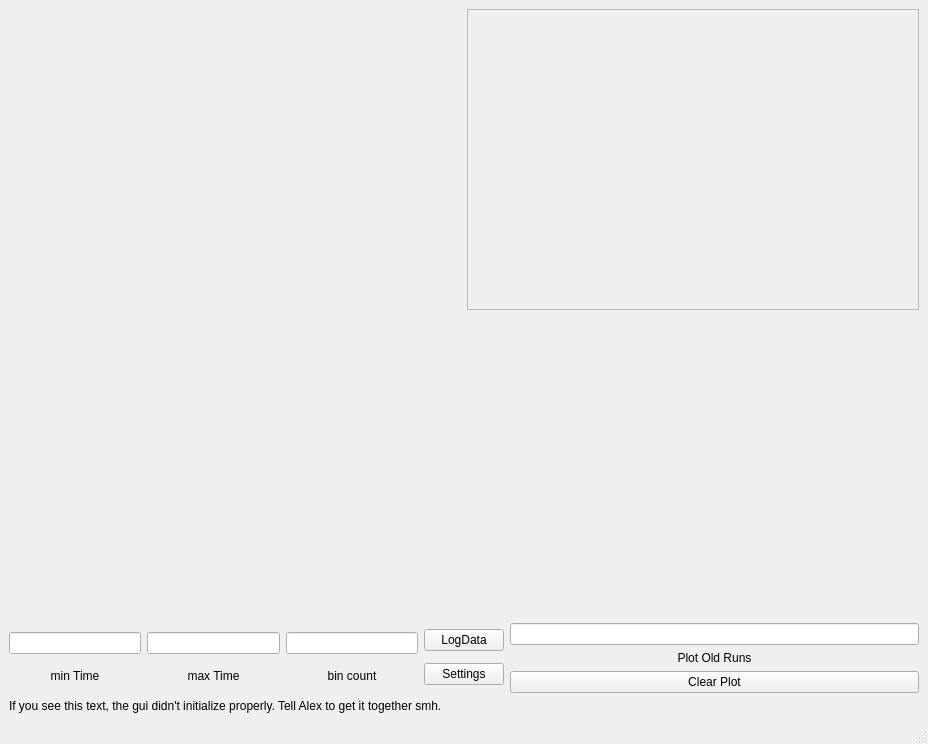
The window that TDC/TDCGUI_MultiWindow.ui (gmondee/BigGUI) describes before a commit, drawn with Qt 5.
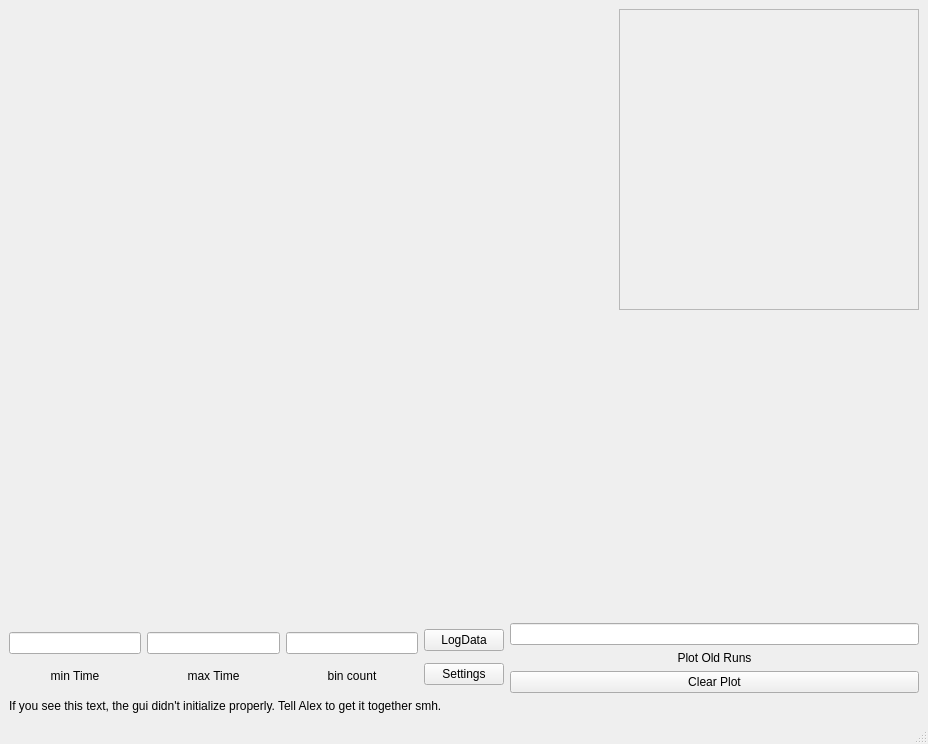
The same window after the commit. Custom widgets are drawn as their Qt base class.

Diff of the .ui file:
```diff
--- a/TDC/TDCGUI_MultiWindow.ui
+++ b/TDC/TDCGUI_MultiWindow.ui
@@ -182,7 +182,7 @@
       <item>
        <widget class="PlotWidget" name="timeStreamPlotWidget" native="true">
         <property name="sizePolicy">
-         <sizepolicy hsizetype="Preferred" vsizetype="Expanding">
+         <sizepolicy hsizetype="Expanding" vsizetype="Expanding">
           <horstretch>0</horstretch>
           <verstretch>0</verstretch>
          </sizepolicy>
@@ -195,6 +195,12 @@
       </item>
       <item>
        <widget class="QFrame" name="oldPlotListFrame">
+        <property name="minimumSize">
+         <size>
+          <width>300</width>
+          <height>0</height>
+         </size>
+        </property>
         <property name="frameShape">
          <enum>QFrame::Shape::StyledPanel</enum>
         </property>
```
